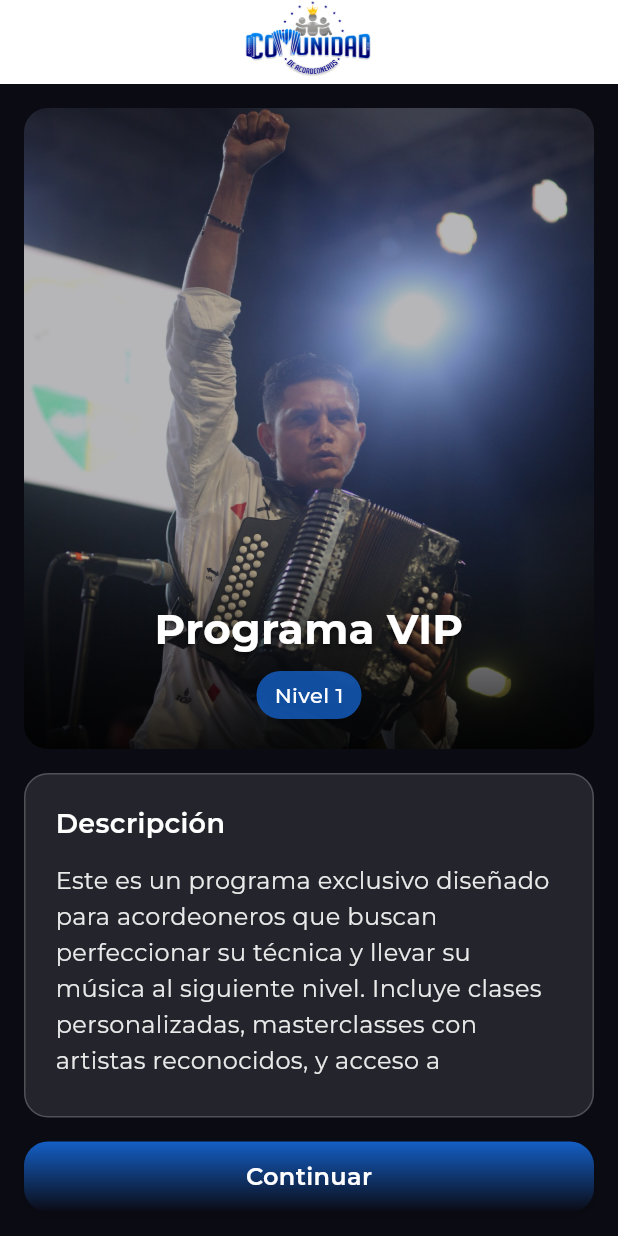
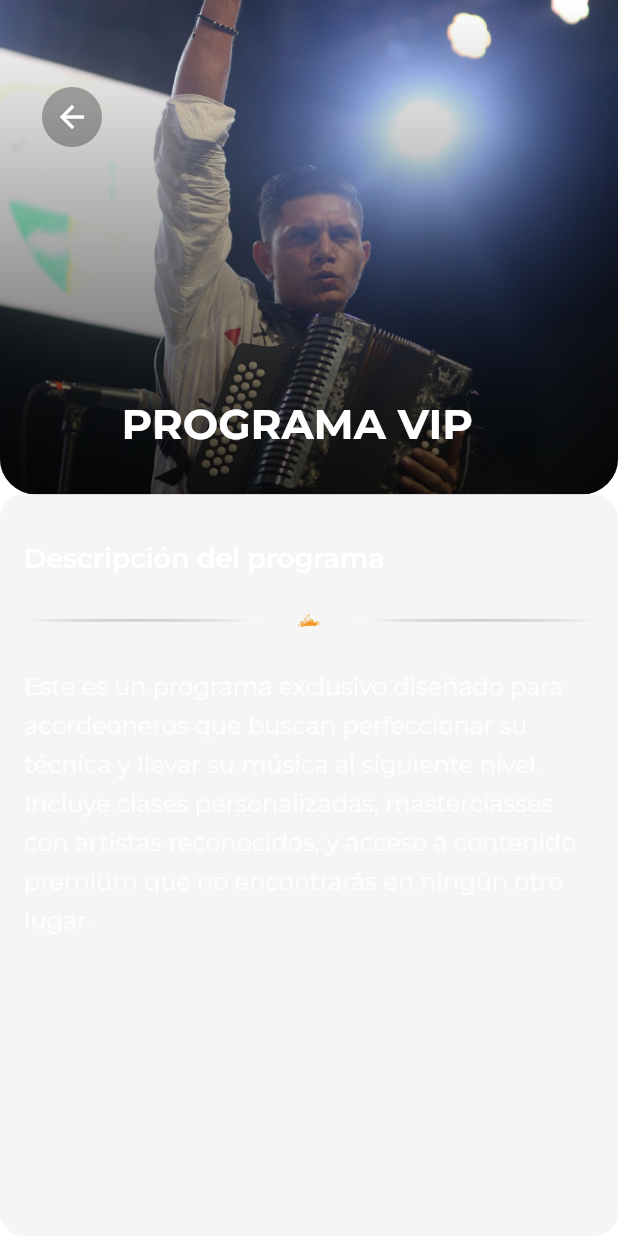
Before and after one commit to danper2213/comunidad-acordeoneros, a Flutter app: the screen it shows after launch, after a tap on "Programa VIP", on a phone screen of 412 x 824 dp. Run offline on Flutter 3.47's test engine with Material 3 defaults, Android fonts, the phone set to English and light mode, and no system bars; our stand-ins replace google_fonts, video_player.

Commit message:
separator corona

```diff
--- a/lib/pages/detail_program.dart
+++ b/lib/pages/detail_program.dart
@@ -1,6 +1,5 @@
-import 'package:comunidad_acordeoneros/pages/player_video.dart';
 import 'package:comunidad_acordeoneros/theme/theme_app.dart';
-import 'package:comunidad_acordeoneros/widgets/button_custom.dart';
+import 'package:comunidad_acordeoneros/widgets/separator.dart';
 import 'package:flutter/material.dart';
 
 class DetailProgramPage extends StatelessWidget {
@@ -19,151 +18,94 @@ class DetailProgramPage extends StatelessWidget {
 
   @override
   Widget build(BuildContext context) {
-    return Scaffold(
-      appBar: AppBar(
-        centerTitle: true,
-        title: Image.asset('assets/images/logo.png', width: 100, height: 100),
-        leading: IconButton(
-          onPressed: () => Navigator.pop(context),
-          icon: const Icon(Icons.arrow_back),
-        ),
-      ),
-      body: Container(
-        decoration: AppTheme.getBackgroundDecoration(),
-        child: SafeArea(
+    double height = MediaQuery.of(context).size.height;
+    double width = MediaQuery.of(context).size.width;
+    return SizedBox(
       child: Column(
         children: [
-              // Image with program name overlay
-              Expanded(
-                flex: 2,
-                child: Container(
+          Container(
             width: double.infinity,
-                  margin: const EdgeInsets.all(16.0),
-                  decoration: BoxDecoration(
-                    borderRadius: BorderRadius.circular(16),
+            height: height * 0.4,
+            decoration: const BoxDecoration(
+              borderRadius: BorderRadius.only(
+                bottomLeft: Radius.circular(24),
+                bottomRight: Radius.circular(24),
+              ),
             ),
             clipBehavior: Clip.antiAlias,
             child: Stack(
               children: [
-                      // Background image with opacity
                 Hero(
                   tag: 'program_image_$name',
-                        child: Opacity(
-                          opacity: 0.7,
-                          child: Image.asset(
-                            image,
+                  child: Container(
                     width: double.infinity,
                     height: double.infinity,
+                    decoration: BoxDecoration(
+                      image: DecorationImage(
+                        image: AssetImage(image),
                         fit: BoxFit.cover,
                       ),
                     ),
-                      ),
-                      // Program name overlay at bottom center
-                      Positioned(
-                        bottom: 0,
-                        left: 0,
-                        right: 0,
                     child: Container(
-                          padding: const EdgeInsets.all(20.0),
                       decoration: BoxDecoration(
                         gradient: LinearGradient(
                           begin: Alignment.topCenter,
                           end: Alignment.bottomCenter,
                           colors: [
                             Colors.transparent,
-                                Colors.black.withOpacity(0.8),
-                              ],
-                            ),
-                          ),
-                          child: Column(
-                            children: [
-                              Hero(
-                                tag: 'program_name_$name',
-                                child: Material(
-                                  color: Colors.transparent,
-                                  child: Text(
-                                    name,
-                                    style: AppTheme
-                                        .lightTheme.textTheme.displayMedium
-                                        ?.copyWith(
-                                      color: AppTheme.white,
-                                      fontWeight: FontWeight.bold,
-                                      shadows: [
-                                        const Shadow(
-                                          offset: Offset(0, 2),
-                                          blurRadius: 4,
-                                          color: Colors.black54,
-                                        ),
-                                      ],
-                                    ),
-                                    textAlign: TextAlign.center,
-                                  ),
-                                ),
-                              ),
-                              const SizedBox(height: 8),
-                              Container(
-                                padding: const EdgeInsets.symmetric(
-                                  horizontal: 12,
-                                  vertical: 6,
-                                ),
-                                decoration: BoxDecoration(
-                                  color: AppTheme.primaryBlue.withOpacity(0.8),
-                                  borderRadius: BorderRadius.circular(20),
-                                ),
-                                child: Text(
-                                  level,
-                                  style: AppTheme
-                                      .lightTheme.textTheme.bodyMedium
-                                      ?.copyWith(
-                                    color: AppTheme.white,
-                                    fontWeight: FontWeight.w500,
-                                  ),
-                                ),
-                              ),
+                            Colors.black.withOpacity(0.7),
                           ],
                         ),
                       ),
                     ),
-                    ],
+                  ),
+                ),
+                // Back button
+                Positioned(
+                  top: 50,
+                  left: 20,
+                  child: Hero(
+                    tag: 'back_button',
+                    child: Material(
+                      color: Colors.transparent,
+                      child: IconButton(
+                        onPressed: () => Navigator.pop(context),
+                        icon: Container(
+                          padding: const EdgeInsets.all(8),
+                          decoration: BoxDecoration(
+                            color: Colors.black.withOpacity(0.3),
+                            shape: BoxShape.circle,
+                          ),
+                          child: const Icon(
+                            Icons.arrow_back,
+                            color: AppTheme.white,
+                            size: 24,
                           ),
                         ),
                       ),
-
-              // Description section
-              Expanded(
-                flex: 1,
-                child: Container(
-                  width: double.infinity,
-                  margin: const EdgeInsets.symmetric(horizontal: 16.0),
-                  padding: const EdgeInsets.all(20.0),
-                  decoration: BoxDecoration(
-                    color: AppTheme.white.withOpacity(0.1),
-                    borderRadius: BorderRadius.circular(16),
-                    border: Border.all(
-                      color: AppTheme.white.withOpacity(0.2),
-                      width: 1,
                     ),
                   ),
-                  child: Column(
-                    crossAxisAlignment: CrossAxisAlignment.start,
-                    children: [
-                      Text(
-                        'Descripción',
-                        style: AppTheme.lightTheme.textTheme.headlineSmall
+                ),
+                // Decorative shapes overlay
+
+                // Instructor illustration with hero animation
+                Positioned(
+                  bottom: 30,
+                  left: 0,
+                  right: 0,
+                  child: Center(
+                    child: Hero(
+                      tag: 'instructor_$name',
+                      child: SizedBox(
+                        width: 250,
+                        child: Text(
+                          'PROGRAMA VIP',
+                          style: AppTheme.lightTheme.textTheme.displayMedium
                               ?.copyWith(
                             color: AppTheme.white,
-                          fontWeight: FontWeight.w600,
+                            fontWeight: FontWeight.bold,
                           ),
                         ),
-                      const SizedBox(height: 12),
-                      Expanded(
-                        child: SingleChildScrollView(
-                          child: Text(
-                            description,
-                            style: AppTheme.lightTheme.textTheme.bodyLarge
-                                ?.copyWith(
-                              color: AppTheme.white.withOpacity(0.9),
-                              height: 1.5,
                       ),
                     ),
                   ),
@@ -171,37 +113,44 @@ class DetailProgramPage extends StatelessWidget {
               ],
             ),
           ),
+          Expanded(
+            child: Container(
+              decoration: BoxDecoration(
+                color: Colors.grey.withOpacity(0.1),
+                borderRadius: BorderRadius.circular(16),
+              ),
+              width: double.infinity,
+              padding: const EdgeInsets.all(16),
+              child: Column(
+                crossAxisAlignment: CrossAxisAlignment.start,
+                children: [
+                  const SizedBox(height: 16),
+                  Text(
+                    'Descripción del programa',
+                    style:
+                        AppTheme.lightTheme.textTheme.headlineSmall?.copyWith(
+                      color: AppTheme.white,
+                      fontWeight: FontWeight.w600,
+                    ),
                   ),
 
-              // Continue button
-              Container(
-                width: double.infinity,
-                padding: const EdgeInsets.all(16.0),
-                child: ButtonCustom(
-                  text: 'Continuar',
-                  onPressed: () {
-                    Navigator.push(
-                      context,
-                      MaterialPageRoute(
-                        builder: (context) => PlayerVideoPage(
-                          videoPath: 'assets/videos/test.mp4',
-                          title: 'Introducción al Acordeón - $name',
-                          instructor: 'Ferney Arrieta',
-                          description:
-                              'En esta clase introductoria, aprenderás los conceptos básicos del acordeón y las técnicas fundamentales para comenzar tu viaje musical. Exploraremos la historia del instrumento, su estructura, y los primeros pasos para dominar este hermoso instrumento.',
-                          programName: name,
-                          views: 1250,
-                          chapterNumber: '1',
-                        ),
-                      ),
-                    );
-                  },
+                  // Separator
+                  const SeparatorStart(),
+
+                  Text(
+                    description,
+                    style: AppTheme.lightTheme.textTheme.bodyLarge?.copyWith(
+                      color: AppTheme.white.withOpacity(0.9),
+                      height: 1.6,
                     ),
                   ),
                 ],
               ),
             ),
           ),
+          // Description Section
+        ],
+      ),
     );
   }
 }
--- a/lib/pages/home.dart
+++ b/lib/pages/home.dart
@@ -1,6 +1,7 @@
 import 'package:comunidad_acordeoneros/theme/theme_app.dart';
 import 'package:comunidad_acordeoneros/widgets/card_todo.dart';
 import 'package:comunidad_acordeoneros/widgets/program_card.dart';
+import 'package:comunidad_acordeoneros/widgets/separator.dart';
 import 'package:flutter/material.dart';
 
 class HomePage extends StatelessWidget {
@@ -26,8 +27,10 @@ class HomePage extends StatelessWidget {
             crossAxisAlignment: CrossAxisAlignment.start,
             children: [
               const Text('Hola,'),
-              Text('Ferney Arrieta',
-                  style: AppTheme.lightTheme.textTheme.headlineMedium),
+              Text(
+                'Ferney Arrieta',
+                style: AppTheme.lightTheme.textTheme.headlineMedium,
+              ),
               const SizedBox(height: 16),
               const ProgramCard(
                 name: 'Programa VIP',
@@ -35,6 +38,7 @@ class HomePage extends StatelessWidget {
                 image: 'assets/images/fer-festival.jpg',
               ),
               const SizedBox(height: 16),
+              const SeparatorStart(),
               const CardTodo(),
             ],
           ),
--- a/lib/widgets/card_todo.dart
+++ b/lib/widgets/card_todo.dart
@@ -7,17 +7,17 @@ class CardTodo extends StatelessWidget {
   @override
   Widget build(BuildContext context) {
     return Container(
-      width: 200,
-      height: 200,
+      width: 150,
+      height: 150,
       decoration: BoxDecoration(
         color: Colors.transparent,
-        border: Border.all(color: AppTheme.accentBlue),
+        border: Border.all(color: AppTheme.white),
         borderRadius: BorderRadius.circular(20),
       ),
       child: Stack(
         children: [
           Positioned(
-            top: 20,
+            top: 15,
             right: 0,
             child: Container(
               padding: EdgeInsets.zero,
@@ -38,23 +38,23 @@ class CardTodo extends StatelessWidget {
             ),
           ),
           const Positioned(
-            bottom: 50,
+            bottom: 20,
             right: 10,
             child: Icon(
               Icons.arrow_right_alt_rounded,
               color: AppTheme.white,
-              size: 50,
+              size: 40,
             ),
           ),
           Positioned(
               left: 20,
-              bottom: 30,
+              bottom: 20,
               child: Column(
                 crossAxisAlignment: CrossAxisAlignment.start,
                 children: [
                   const Icon(Icons.calendar_month_rounded,
-                      color: AppTheme.white, size: 50),
-                  const SizedBox(height: 30),
+                      color: AppTheme.white, size: 40),
+                  const SizedBox(height: 10),
                   Text('Agendar',
                       style: AppTheme.lightTheme.textTheme.titleMedium),
                   Text('Clase',
--- /dev/null
+++ b/lib/widgets/separator.dart
@@ -0,0 +1,66 @@
+import 'package:flutter/material.dart';
+import '../theme/theme_app.dart';
+
+class SeparatorStart extends StatelessWidget {
+  final double? height;
+  final Color? lineColor;
+  final Color? starColor;
+  final double? starSize;
+  final double? lineThickness;
+
+  const SeparatorStart({
+    super.key,
+    this.height = 60,
+    this.lineColor,
+    this.starColor,
+    this.starSize = 24,
+    this.lineThickness = 2,
+  });
+
+  @override
+  Widget build(BuildContext context) {
+    final effectiveLineColor = lineColor ?? AppTheme.white.withOpacity(0.6);
+
+    return SizedBox(
+      height: height,
+      child: Row(
+        children: [
+          Expanded(
+            child: Container(
+              height: lineThickness,
+              decoration: BoxDecoration(
+                gradient: LinearGradient(
+                  colors: [
+                    Colors.transparent,
+                    effectiveLineColor,
+                  ],
+                ),
+              ),
+            ),
+          ),
+          Container(
+            margin: const EdgeInsets.symmetric(horizontal: 8),
+            child: Image.asset(
+              'assets/images/corona.png',
+              width: 50,
+              fit: BoxFit.cover,
+            ),
+          ),
+          Expanded(
+            child: Container(
+              height: lineThickness,
+              decoration: BoxDecoration(
+                gradient: LinearGradient(
+                  colors: [
+                    effectiveLineColor,
+                    Colors.transparent,
+                  ],
+                ),
+              ),
+            ),
+          ),
+        ],
+      ),
+    );
+  }
+}
```
Also changed, not shown: pubspec.lock, 2 other files. Lines whose indentation alone changed are shown as unchanged.
